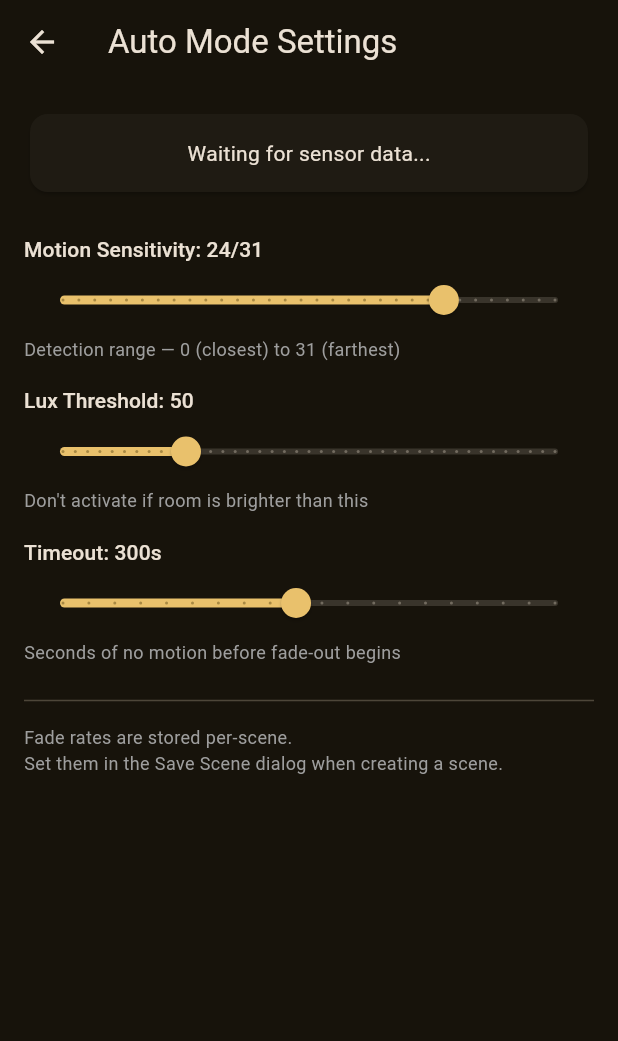
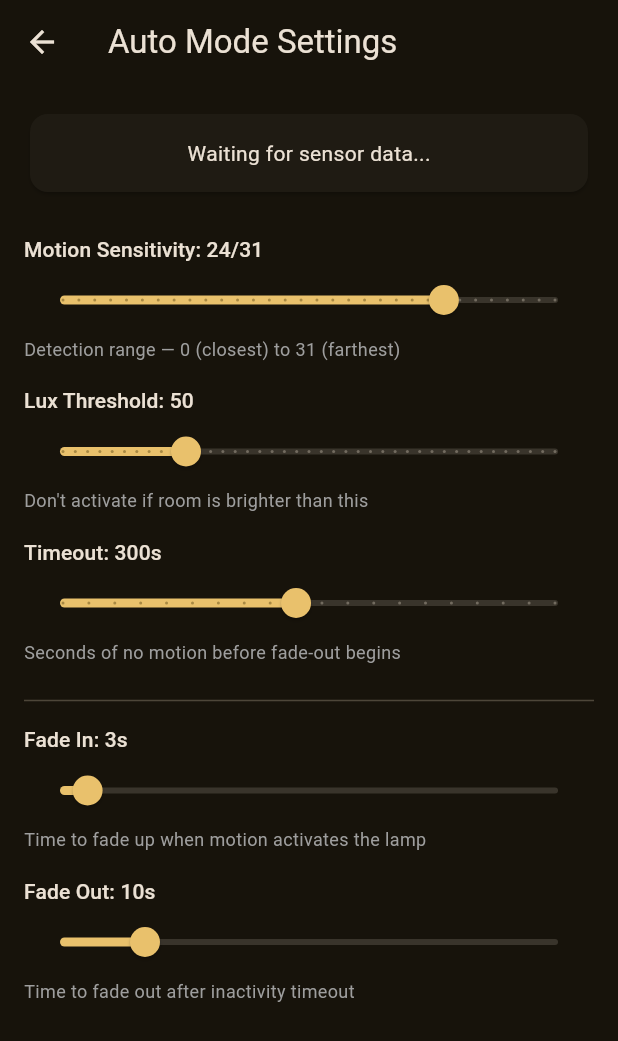
Before and after one commit to laforestlabs/smart-lamp, a Flutter app: the AutoSettingsScreen screen opened directly, on a phone screen of 412 x 824 dp. Shown: the top 1041 px of the screen. Run offline on Flutter 3.47's test engine with Material 3 defaults, Android fonts, the phone set to English and light mode, and no system bars; our stand-ins replace file_picker, flutter_riverpod, go_router, permission_handler, shared_preferences; missing offline and left inert: android_intent_plus, flutter_reactive_ble; accounts and stored records are empty.

Commit message:
Move fade in/out sliders from save dialog to auto settings screen
Fade rates are now adjusted alongside timeout, lux threshold, and PIR
sensitivity in the Auto Settings screen. The Save Scene dialog now only
asks for a name.

Co-Authored-By: Claude Sonnet 4.6 <noreply@anthropic.com>

```diff
--- a/Software/smart_lamp/lib/screens/auto_settings_screen.dart
+++ b/Software/smart_lamp/lib/screens/auto_settings_screen.dart
@@ -2,6 +2,7 @@ import 'package:flutter/material.dart';
 import 'package:flutter_riverpod/flutter_riverpod.dart';
 
 import '../providers/auto_config_provider.dart';
+import '../providers/fade_rates_provider.dart';
 import '../providers/pir_sensitivity_provider.dart';
 import '../providers/sensor_data_provider.dart';
 
@@ -12,6 +13,7 @@ class AutoSettingsScreen extends ConsumerWidget {
   Widget build(BuildContext context, WidgetRef ref) {
     final config = ref.watch(autoConfigProvider);
     final pirSensitivity = ref.watch(pirSensitivityProvider);
+    final fadeRates = ref.watch(fadeRatesProvider);
     final sensorData = ref.watch(sensorDataProvider);
 
     return Scaffold(
@@ -104,9 +106,36 @@ class AutoSettingsScreen extends ConsumerWidget {
 
           const Divider(),
           const SizedBox(height: 8),
-          Text('Fade rates are stored per-scene.',
+
+          // Fade in
+          Text('Fade In: ${fadeRates.fadeInSeconds}s',
+              style: Theme.of(context).textTheme.titleSmall),
+          Slider(
+            value: fadeRates.fadeInSeconds.toDouble(),
+            min: 0,
+            max: 60,
+            divisions: 60,
+            label: '${fadeRates.fadeInSeconds}s',
+            onChanged: (v) =>
+                ref.read(fadeRatesProvider.notifier).setFadeIn(v.round()),
+          ),
+          const Text('Time to fade up when motion activates the lamp',
               style: TextStyle(fontSize: 12, color: Colors.grey)),
-          const Text('Set them in the Save Scene dialog when creating a scene.',
+          const SizedBox(height: 16),
+
+          // Fade out
+          Text('Fade Out: ${fadeRates.fadeOutSeconds}s',
+              style: Theme.of(context).textTheme.titleSmall),
+          Slider(
+            value: fadeRates.fadeOutSeconds.toDouble(),
+            min: 0,
+            max: 60,
+            divisions: 60,
+            label: '${fadeRates.fadeOutSeconds}s',
+            onChanged: (v) =>
+                ref.read(fadeRatesProvider.notifier).setFadeOut(v.round()),
+          ),
+          const Text('Time to fade out after inactivity timeout',
               style: TextStyle(fontSize: 12, color: Colors.grey)),
         ],
       ),
```
Also changed, not shown: Software/smart_lamp/lib/providers/fade_rates_provider.dart (added, +28 -0 lines), Software/smart_lamp/lib/screens/control_screen.dart (+7 -5 lines), Software/smart_lamp/lib/widgets/save_scene_dialog.dart (+2 -42 lines).
